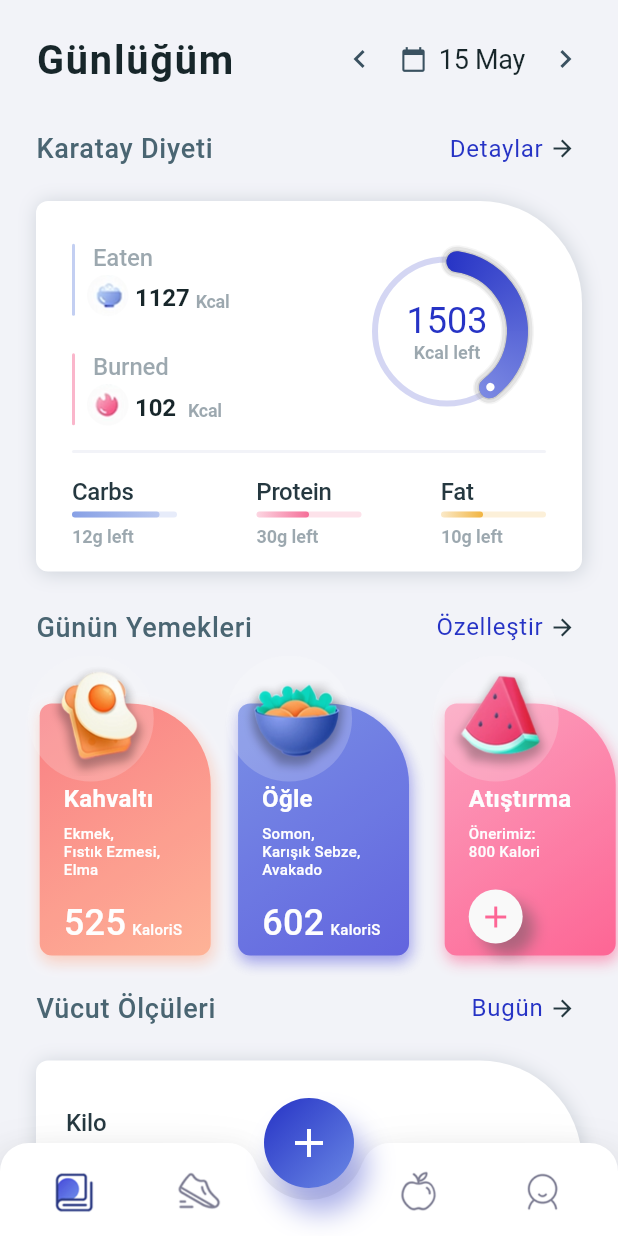
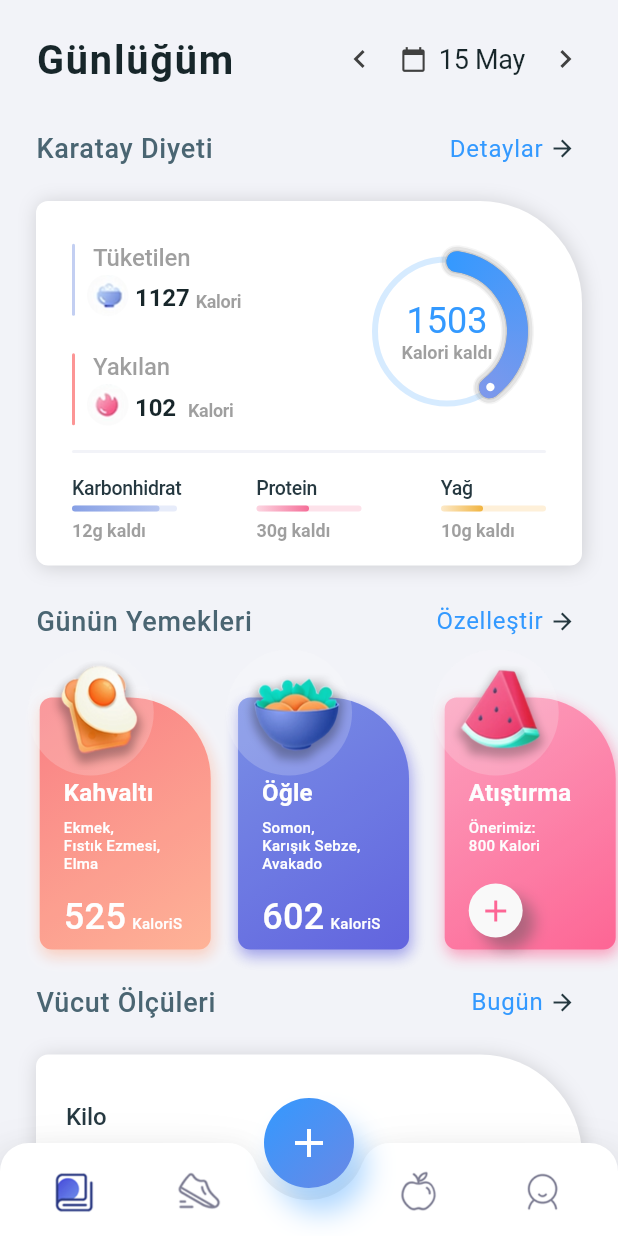
Before and after one commit to ilyasaglar/Flutter-Template, a Flutter app: the FitnessAppHomeScreen screen opened directly, on a phone screen of 412 x 824 dp. Run offline on Flutter 3.47's test engine with Material 2 defaults, Android fonts, the phone set to English and light mode, and no system bars; our stand-ins replace font_awesome_flutter, smooth_star_rating.

Commit message:
fitness training edit

```diff
--- a/lib/fitness/fintness_app_theme.dart
+++ b/lib/fitness/fintness_app_theme.dart
@@ -5,11 +5,11 @@ class FintnessAppTheme {
   static const Color nearlyWhite = Color(0xFFFAFAFA);
   static const Color white = Color(0xFFFFFFFF);
   static const Color background = Color(0xFFF2F3F8);
-  static const Color nearlyDarkBlue = Color(0xFF2633C5);
+  static const Color nearlyDarkBlue = Color(0xFF3399FF);
 
   static const Color nearlyBlue = Color(0xFF00B6F0);
   static const Color nearlyBlack = Color(0xFF213333);
-  static const Color grey = Color(0xFF3A5160);
+  static const Color grey = Color(0xFF404040);
   static const Color dark_grey = Color(0xFF313A44);
 
   static const Color darkText = Color(0xFF253840);
--- a/lib/fitness/ui_view/mediterranesn_diet_view.dart
+++ b/lib/fitness/ui_view/mediterranesn_diet_view.dart
@@ -76,7 +76,7 @@ class MediterranesnDietView extends StatelessWidget {
                                               padding: const EdgeInsets.only(
                                                   left: 4, bottom: 2),
                                               child: Text(
-                                                'Eaten',
+                                                'Tüketilen',
                                                 textAlign: TextAlign.center,
                                                 style: TextStyle(
                                                   fontFamily:
@@ -125,7 +125,7 @@ class MediterranesnDietView extends StatelessWidget {
                                                       const EdgeInsets.only(
                                                           left: 4, bottom: 3),
                                                   child: Text(
-                                                    'Kcal',
+                                                    'Kalori',
                                                     textAlign: TextAlign.center,
                                                     style: TextStyle(
                                                       fontFamily:
@@ -157,7 +157,7 @@ class MediterranesnDietView extends StatelessWidget {
                                         height: 48,
                                         width: 2,
                                         decoration: BoxDecoration(
-                                          color: HexColor('#F56E98')
+                                          color: HexColor('#F92C2C')
                                               .withOpacity(0.5),
                                           borderRadius: BorderRadius.all(
                                               Radius.circular(4.0)),
@@ -175,7 +175,7 @@ class MediterranesnDietView extends StatelessWidget {
                                               padding: const EdgeInsets.only(
                                                   left: 4, bottom: 2),
                                               child: Text(
-                                                'Burned',
+                                                'Yakılan',
                                                 textAlign: TextAlign.center,
                                                 style: TextStyle(
                                                   fontFamily:
@@ -224,7 +224,7 @@ class MediterranesnDietView extends StatelessWidget {
                                                       const EdgeInsets.only(
                                                           left: 8, bottom: 3),
                                                   child: Text(
-                                                    'Kcal',
+                                                    'Kalori',
                                                     textAlign: TextAlign.center,
                                                     style: TextStyle(
                                                       fontFamily:
@@ -293,7 +293,7 @@ class MediterranesnDietView extends StatelessWidget {
                                             ),
                                           ),
                                           Text(
-                                            'Kcal left',
+                                            'Kalori kaldı',
                                             textAlign: TextAlign.center,
                                             style: TextStyle(
                                               fontFamily:
@@ -316,7 +316,7 @@ class MediterranesnDietView extends StatelessWidget {
                                           colors: [
                                             FintnessAppTheme.nearlyDarkBlue,
                                             HexColor("#8A98E8"),
-                                            HexColor("#8A98E8")
+                                            HexColor("#F92C2C")
                                           ],
                                           angle: 140 +
                                               (360 - 140) *
@@ -356,12 +356,12 @@ class MediterranesnDietView extends StatelessWidget {
                               crossAxisAlignment: CrossAxisAlignment.start,
                               children: <Widget>[
                                 Text(
-                                  'Carbs',
+                                  'Karbonhidrat',
                                   textAlign: TextAlign.center,
                                   style: TextStyle(
                                     fontFamily: FintnessAppTheme.fontName,
                                     fontWeight: FontWeight.w500,
-                                    fontSize: 16,
+                                    fontSize: 13,
                                     letterSpacing: -0.2,
                                     color: FintnessAppTheme.darkText,
                                   ),
@@ -399,7 +399,7 @@ class MediterranesnDietView extends StatelessWidget {
                                 Padding(
                                   padding: const EdgeInsets.only(top: 6),
                                   child: Text(
-                                    '12g left',
+                                    '12g kaldı',
                                     textAlign: TextAlign.center,
                                     style: TextStyle(
                                       fontFamily: FintnessAppTheme.fontName,
@@ -428,7 +428,7 @@ class MediterranesnDietView extends StatelessWidget {
                                       style: TextStyle(
                                         fontFamily: FintnessAppTheme.fontName,
                                         fontWeight: FontWeight.w500,
-                                        fontSize: 16,
+                                        fontSize: 13,
                                         letterSpacing: -0.2,
                                         color: FintnessAppTheme.darkText,
                                       ),
@@ -468,7 +468,7 @@ class MediterranesnDietView extends StatelessWidget {
                                     Padding(
                                       padding: const EdgeInsets.only(top: 6),
                                       child: Text(
-                                        '30g left',
+                                        '30g kaldı',
                                         textAlign: TextAlign.center,
                                         style: TextStyle(
                                           fontFamily: FintnessAppTheme.fontName,
@@ -494,11 +494,11 @@ class MediterranesnDietView extends StatelessWidget {
                                   crossAxisAlignment: CrossAxisAlignment.start,
                                   children: <Widget>[
                                     Text(
-                                      'Fat',
+                                      'Yağ',
                                       style: TextStyle(
                                         fontFamily: FintnessAppTheme.fontName,
                                         fontWeight: FontWeight.w500,
-                                        fontSize: 16,
+                                        fontSize: 13,
                                         letterSpacing: -0.2,
                                         color: FintnessAppTheme.darkText,
                                       ),
@@ -510,7 +510,7 @@ class MediterranesnDietView extends StatelessWidget {
                                         height: 4,
                                         width: 70,
                                         decoration: BoxDecoration(
-                                          color: HexColor('#F1B440')
+                                          color: HexColor('#F9B440')
                                               .withOpacity(0.2),
                                           borderRadius: BorderRadius.all(
                                               Radius.circular(4.0)),
@@ -539,7 +539,7 @@ class MediterranesnDietView extends StatelessWidget {
                                     Padding(
                                       padding: const EdgeInsets.only(top: 6),
                                       child: Text(
-                                        '10g left',
+                                        '10g kaldı',
                                         textAlign: TextAlign.center,
                                         style: TextStyle(
                                           fontFamily: FintnessAppTheme.fontName,
--- a/lib/fitness/ui_view/running_view.dart
+++ b/lib/fitness/ui_view/running_view.dart
@@ -70,13 +70,13 @@ class RunningView extends StatelessWidget {
                                           top: 16,
                                         ),
                                         child: Text(
-                                          "You're doing great!",
+                                          "Harika gidiyorsun",
                                           textAlign: TextAlign.left,
                                           style: TextStyle(
                                             fontFamily:
                                                 FintnessAppTheme.fontName,
                                             fontWeight: FontWeight.w500,
-                                            fontSize: 14,
+                                            fontSize: 15,
                                             letterSpacing: 0.0,
                                             color:
                                                 FintnessAppTheme.nearlyDarkBlue,
@@ -93,12 +93,12 @@ class RunningView extends StatelessWidget {
                                       right: 16,
                                     ),
                                     child: Text(
-                                      "Keep it up\nand stick to your plan!",
+                                      "Devam et ve planına bağlı kal!",
                                       textAlign: TextAlign.left,
                                       style: TextStyle(
                                         fontFamily: FintnessAppTheme.fontName,
                                         fontWeight: FontWeight.w500,
-                                        fontSize: 10,
+                                        fontSize: 13,
                                         letterSpacing: 0.0,
                                         color: FintnessAppTheme.grey
                                             .withOpacity(0.5),
--- a/lib/fitness/ui_view/workout_view.dart
+++ b/lib/fitness/ui_view/workout_view.dart
@@ -47,7 +47,7 @@ class WorkoutView extends StatelessWidget {
                     crossAxisAlignment: CrossAxisAlignment.start,
                     children: <Widget>[
                       Text(
-                        'Next workout',
+                        'Sonraki Antreman',
                         textAlign: TextAlign.left,
                         style: TextStyle(
                           fontFamily: FintnessAppTheme.fontName,
```
